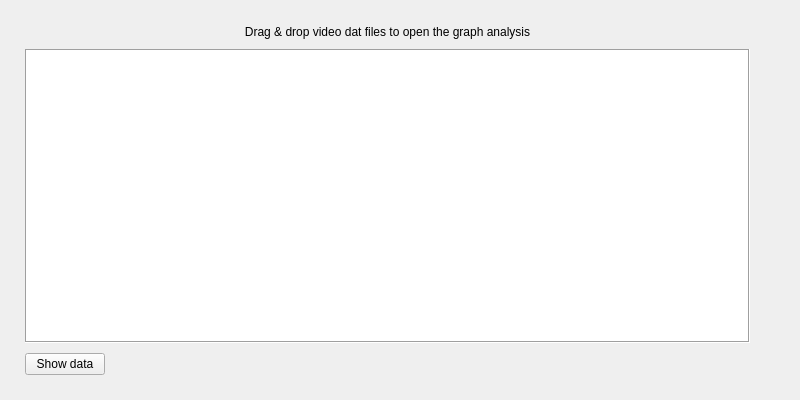
Above: ui/chartinit.ui from RaphCucul/Image-registration-GUI before the change. Below: the same form after it.
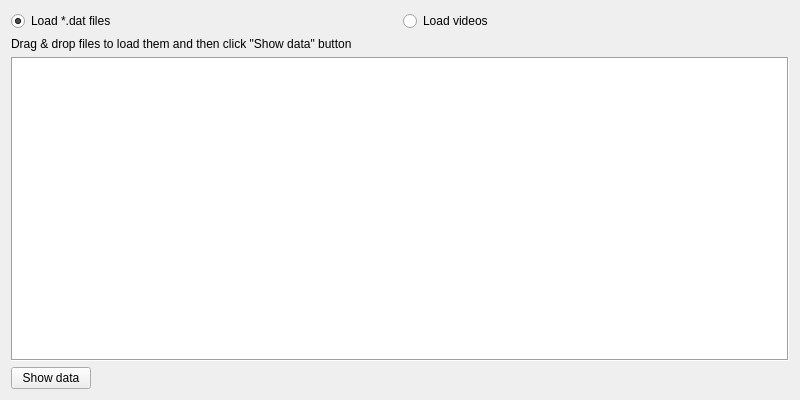
That is the form after the change.

Commit message:
Loading videos
A video can be loaded.  This change is aimed to make registration results more accessible. Now it is not necessary to use external tools such as VirtualDub2.

```diff
--- a/ui/chartinit.ui
+++ b/ui/chartinit.ui
@@ -35,43 +35,37 @@
    <enum>Qt::LeftToRight</enum>
   </property>
   <layout class="QVBoxLayout" name="verticalLayout">
-   <property name="spacing">
-    <number>10</number>
-   </property>
-   <property name="leftMargin">
-    <number>25</number>
-   </property>
-   <property name="topMargin">
-    <number>25</number>
-   </property>
-   <property name="rightMargin">
-    <number>50</number>
-   </property>
-   <property name="bottomMargin">
-    <number>25</number>
-   </property>
+   <item>
+    <layout class="QHBoxLayout" name="horizontalLayout">
+     <item>
+      <widget class="QRadioButton" name="datFiles">
+       <property name="text">
+        <string>Load *.dat files</string>
+       </property>
+       <property name="checked">
+        <bool>true</bool>
+       </property>
+       <attribute name="buttonGroup">
+        <string notr="true">loadDataSelect</string>
+       </attribute>
+      </widget>
+     </item>
+     <item>
+      <widget class="QRadioButton" name="videoFiles">
+       <property name="text">
+        <string>Load videos</string>
+       </property>
+       <attribute name="buttonGroup">
+        <string notr="true">loadDataSelect</string>
+       </attribute>
+      </widget>
+     </item>
+    </layout>
+   </item>
    <item>
     <widget class="QLabel" name="label">
-     <property name="frameShape">
-      <enum>QFrame::NoFrame</enum>
-     </property>
-     <property name="frameShadow">
-      <enum>QFrame::Plain</enum>
-     </property>
      <property name="text">
-      <string>Drag &amp; drop video dat files to open the graph analysis</string>
-     </property>
-     <property name="textFormat">
-      <enum>Qt::RichText</enum>
-     </property>
-     <property name="alignment">
-      <set>Qt::AlignCenter</set>
-     </property>
-     <property name="wordWrap">
-      <bool>false</bool>
-     </property>
-     <property name="textInteractionFlags">
-      <set>Qt::NoTextInteraction</set>
+      <string>Drag &amp; drop files to load them and then click &quot;Show data&quot; button</string>
      </property>
     </widget>
    </item>
```
Left out of the diff: 3 changed lines with no effect on the pictures. The commit also changes 7 other files.
